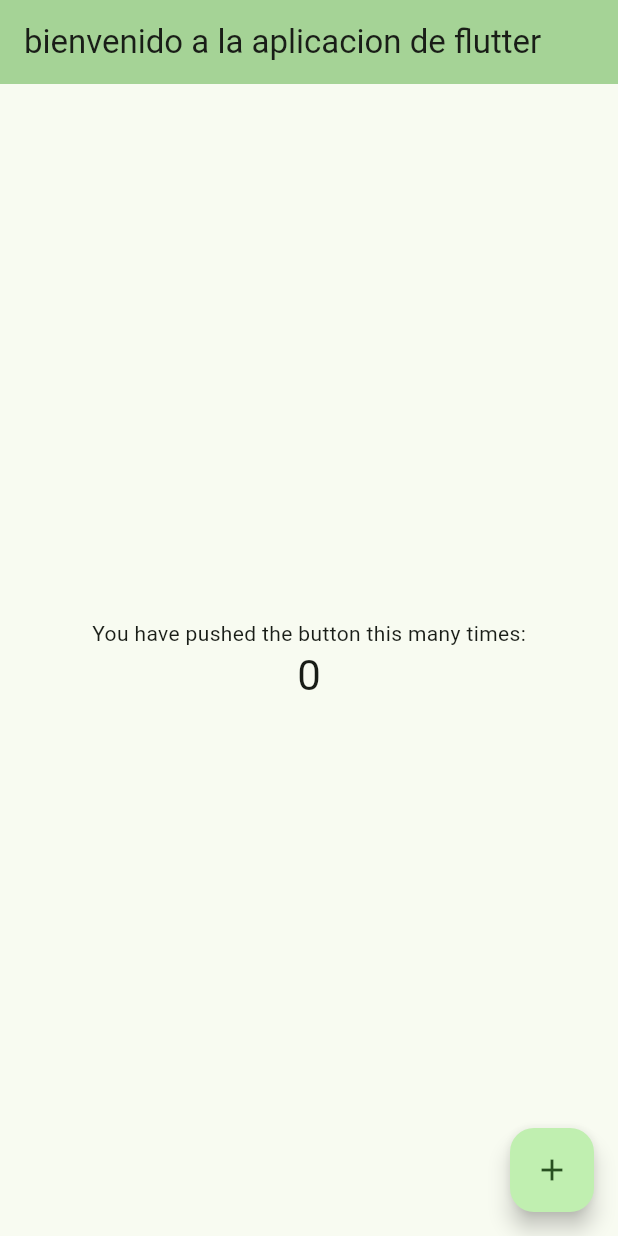
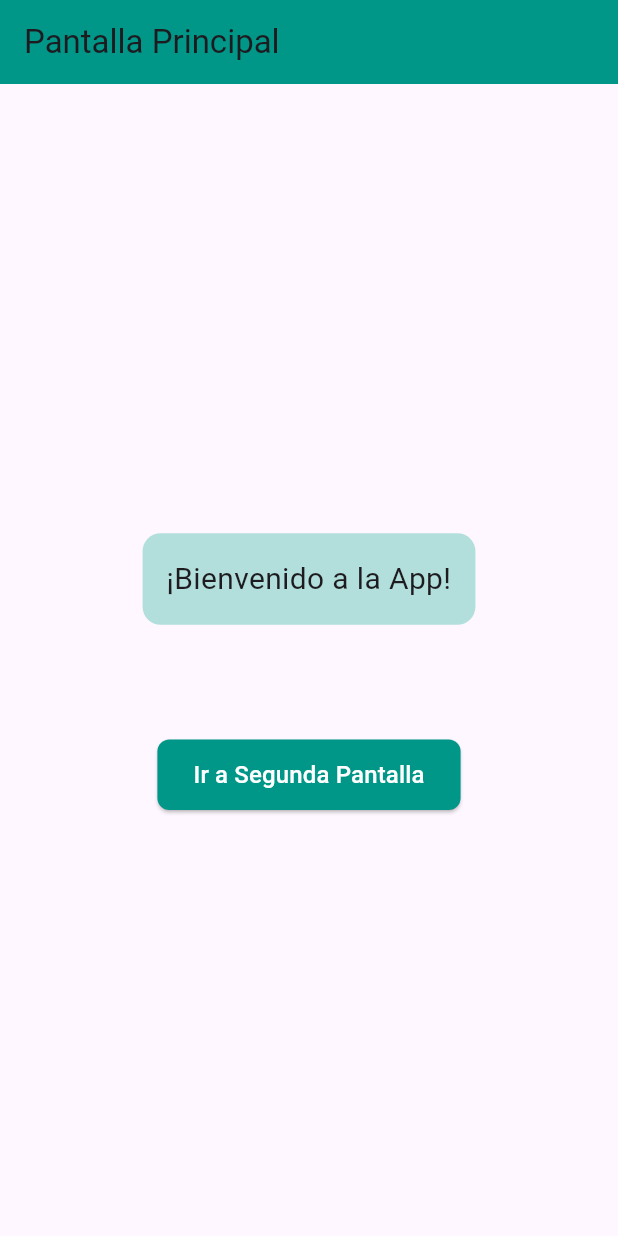
Before and after one commit to aferlop5/ggercli_aferlop5_p1, a Flutter app: the screen it shows after launch, on a phone screen of 412 x 824 dp. Run offline on Flutter 3.47's test engine with Material 3 defaults, Android fonts, the phone set to English and light mode, and no system bars.

Commit message:
subiendo distribucion de codigo segun practica

```diff
--- a/lib/main.dart
+++ b/lib/main.dart
@@ -1,124 +1,15 @@
 import 'package:flutter/material.dart';
+import 'views/main_view.dart';
 
-void main() {
-  runApp(const MyApp());
-}
+void main() => runApp(const MyApp());
 
 class MyApp extends StatelessWidget {
-  const MyApp({super.key});
-
-  // This widget is the root of your application.
-  @override
-  Widget build(BuildContext context) {
-    return MaterialApp(
-      title: 'practica 1',
-      theme: ThemeData(
-        // This is the theme of your application.
-        //
-        // TRY THIS: Try running your application with "flutter run". You'll see
-        // the application has a purple toolbar. Then, without quitting the app,
-        // try changing the seedColor in the colorScheme below to Colors.green
-        // and then invoke "hot reload" (save your changes or press the "hot
-        // reload" button in a Flutter-supported IDE, or press "r" if you used
-        // the command line to start the app).
-        //
-        // Notice that the counter didn't reset back to zero; the application
-        // state is not lost during the reload. To reset the state, use hot
-        // restart instead.
-        //
-        // This works for code too, not just values: Most code changes can be
-        // tested with just a hot reload.
-        colorScheme: ColorScheme.fromSeed(
-          seedColor: const Color.fromARGB(255, 1, 245, 17),
-        ),
-      ),
-      home: const MyHomePage(title: 'bienvenido a la aplicacion de flutter'),
-    );
-  }
-}
-
-class MyHomePage extends StatefulWidget {
-  const MyHomePage({super.key, required this.title});
-
-  // This widget is the home page of your application. It is stateful, meaning
-  // that it has a State object (defined below) that contains fields that affect
-  // how it looks.
-
-  // This class is the configuration for the state. It holds the values (in this
-  // case the title) provided by the parent (in this case the App widget) and
-  // used by the build method of the State. Fields in a Widget subclass are
-  // always marked "final".
-
-  final String title;
+  const MyApp({Key? key}) : super(key: key);
 
   @override
-  State<MyHomePage> createState() => _MyHomePageState();
+  Widget build(BuildContext context) => const MaterialApp(
+    title: 'P1 IPC',
+    debugShowCheckedModeBanner: false,
+    home: MainView(), // Widget principal de main_view.dart
+  );
 }
-
-class _MyHomePageState extends State<MyHomePage> {
-  int _counter = 0;
-
-  void _incrementCounter() {
-    setState(() {
-      // This call to setState tells the Flutter framework that something has
-      // changed in this State, which causes it to rerun the build method below
-      // so that the display can reflect the updated values. If we changed
-      // _counter without calling setState(), then the build method would not be
-      // called again, and so nothing would appear to happen.
-      _counter++;
-    });
-  }
-
-  @override
-  Widget build(BuildContext context) {
-    // This method is rerun every time setState is called, for instance as done
-    // by the _incrementCounter method above.
-    //
-    // The Flutter framework has been optimized to make rerunning build methods
-    // fast, so that you can just rebuild anything that needs updating rather
-    // than having to individually change instances of widgets.
-    return Scaffold(
-      appBar: AppBar(
-        // TRY THIS: Try changing the color here to a specific color (to
-        // Colors.amber, perhaps?) and trigger a hot reload to see the AppBar
-        // change color while the other colors stay the same.
-        backgroundColor: Theme.of(context).colorScheme.inversePrimary,
-        // Here we take the value from the MyHomePage object that was created by
-        // the App.build method, and use it to set our appbar title.
-        title: Text(widget.title),
-      ),
-      body: Center(
-        // Center is a layout widget. It takes a single child and positions it
-        // in the middle of the parent.
-        child: Column(
-          // Column is also a layout widget. It takes a list of children and
-          // arranges them vertically. By default, it sizes itself to fit its
-          // children horizontally, and tries to be as tall as its parent.
-          //
-          // Column has various properties to control how it sizes itself and
-          // how it positions its children. Here we use mainAxisAlignment to
-          // center the children vertically; the main axis here is the vertical
-          // axis because Columns are vertical (the cross axis would be
-          // horizontal).
-          //
-          // TRY THIS: Invoke "debug painting" (choose the "Toggle Debug Paint"
-          // action in the IDE, or press "p" in the console), to see the
-          // wireframe for each widget.
-          mainAxisAlignment: MainAxisAlignment.center,
-          children: <Widget>[
-            const Text('You have pushed the button this many times:'),
-            Text(
-              '$_counter',
-              style: Theme.of(context).textTheme.headlineMedium,
-            ),
-          ],
-        ),
-      ),
-      floatingActionButton: FloatingActionButton(
-        onPressed: _incrementCounter,
-        tooltip: 'Increment',
-        child: const Icon(Icons.add),
-      ), // This trailing comma makes auto-formatting nicer for build methods.
-    );
-  }
-}
--- /dev/null
+++ b/lib/views/main_view.dart
@@ -0,0 +1,66 @@
+import 'package:flutter/material.dart';
+import 'list_view.dart';
+
+/// Pantalla principal con mensaje de bienvenida y navegación a la segunda pantalla.
+class MainView extends StatelessWidget {
+  /// Crea una instancia de MainView.
+  const MainView({Key? key}) : super(key: key);
+
+  @override
+  Widget build(BuildContext context) {
+    // Estructura base de la pantalla principal
+    return Scaffold(
+      appBar: AppBar(
+        title: const Text('Pantalla Principal'),
+        backgroundColor: Colors.teal,
+      ),
+      body: Center(
+        child: Column(
+          mainAxisAlignment: MainAxisAlignment.center,
+          children: [
+            // Mensaje de bienvenida dentro de un contenedor estilizado
+            Container(
+              padding: const EdgeInsets.all(16),
+              margin: const EdgeInsets.all(16),
+              decoration: BoxDecoration(
+                color: Colors.teal[100],
+                borderRadius: BorderRadius.circular(12),
+              ),
+              child: const Text(
+                '¡Bienvenido a la App!',
+                textAlign: TextAlign.center,
+                style: TextStyle(fontSize: 20),
+              ),
+            ),
+            const SizedBox(height: 60),
+            // Botón para navegar a la segunda pantalla
+            ElevatedButton(
+              style: ElevatedButton.styleFrom(
+                backgroundColor: Colors.teal,
+                padding: const EdgeInsets.symmetric(
+                  vertical: 12,
+                  horizontal: 24,
+                ),
+                shape: RoundedRectangleBorder(
+                  borderRadius: BorderRadius.circular(8),
+                ),
+              ),
+              onPressed: () {
+                Navigator.push(
+                  context,
+                  MaterialPageRoute(
+                    builder: (context) => const ListViewScreen(),
+                  ),
+                );
+              },
+              child: const Text(
+                'Ir a Segunda Pantalla',
+                style: TextStyle(color: Colors.white, fontSize: 16),
+              ),
+            ),
+          ],
+        ),
+      ),
+    );
+  }
+}
```
Also changed, not shown: lib/views/list_view.dart (added, +66 -0 lines).
